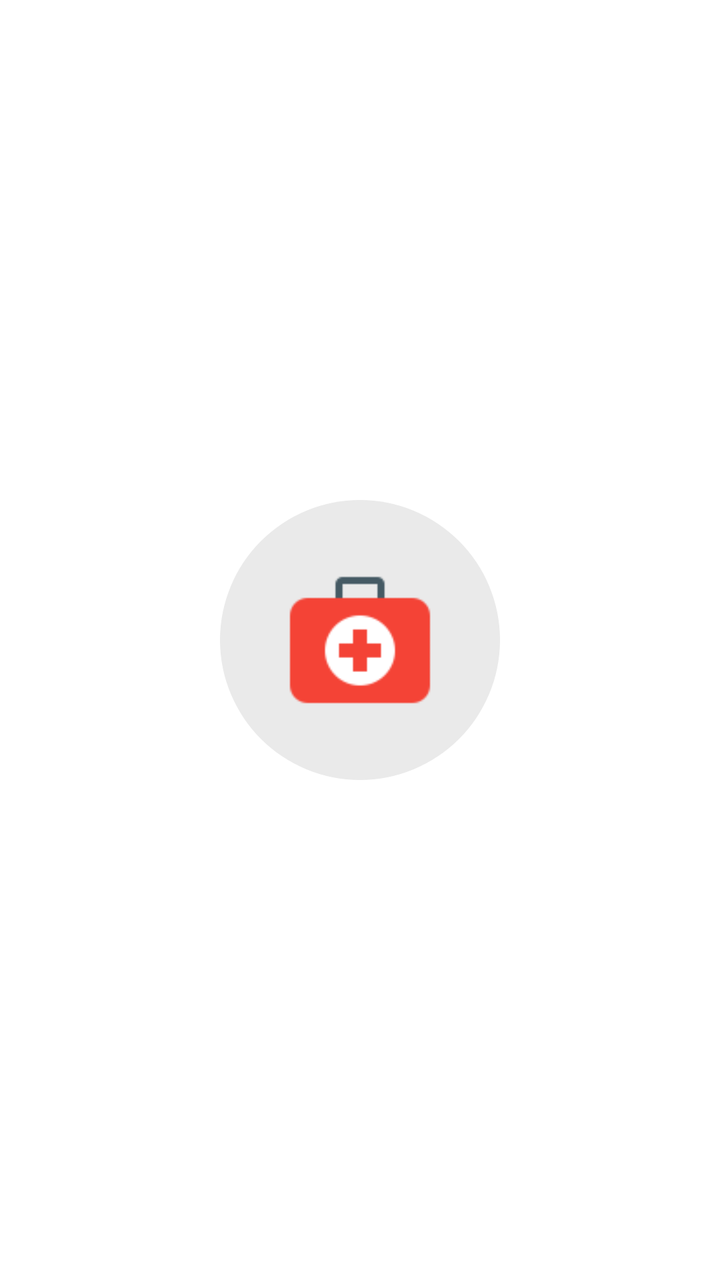
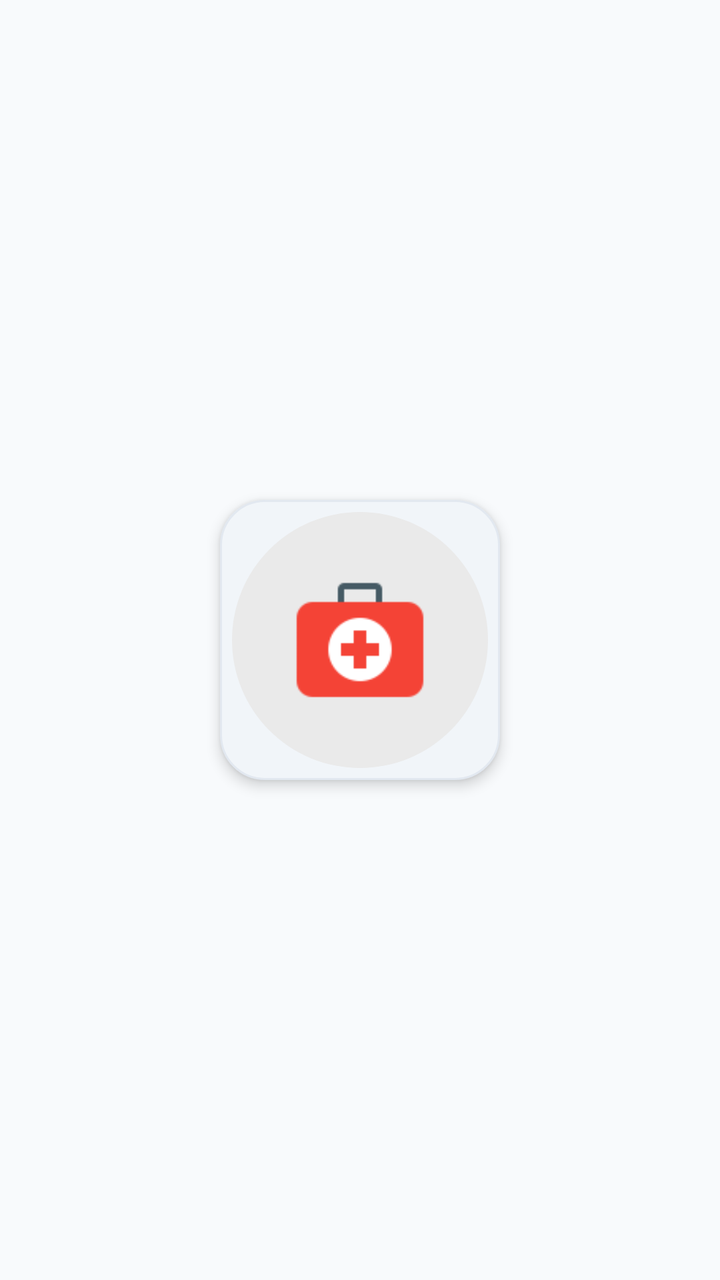

Screens rendered from an Android XML layout before and after an edit, with the pre-edit source and the edit as a unified diff.
<!-- AndroidManifest.xml: application theme Theme.Asclepius -->
<!-- res/layout/activity_splash.xml -->
<?xml version="1.0" encoding="utf-8"?>
<RelativeLayout xmlns:android="http://schemas.android.com/apk/res/android"
    xmlns:tools="http://schemas.android.com/tools"
    android:id="@+id/main"
    android:layout_width="match_parent"
    android:layout_height="match_parent"
    android:background="?attr/colorSurfaceContainerLowest"
    tools:context=".ui.SplashActivity">

    <ImageView
        android:layout_width="140dp"
        android:layout_height="140dp"
        android:layout_centerInParent="true"
        android:background="@drawable/rounded_shape"
        android:padding="28dp"
        android:src="@drawable/ic_medkit" />
</RelativeLayout>
<!-- resources referenced by this layout -->
<resources>
  <!-- drawable ic_medkit: png bitmap (drawable, 1234 bytes) -->
  <!-- drawable rounded_shape (drawable) -->
  <?xml version="1.0" encoding="utf-8"?>
  <shape xmlns:android="http://schemas.android.com/apk/res/android"
      android:shape="oval">
      <solid android:color="#EAEAEA"/>
  </shape>
  <style name="Theme.Asclepius" parent="Theme.Material3.DayNight.NoActionBar">
          
          
          <item name="android:colorControlNormal">#000000</item>
          <item name="android:popupMenuStyle">@style/roundedPopupMenu</item>
      </style>
  <style name="roundedPopupMenu" parent="Widget.Material3.PopupMenu">
          <item name="android:popupBackground">@drawable/custom_popup_background</item>
      </style>
  <!-- drawable custom_popup_background (drawable) -->
  <?xml version="1.0" encoding="UTF-8"?>
  <shape xmlns:android="http://schemas.android.com/apk/res/android">
      <solid android:color="?attr/colorSurface"/>
      <corners
          android:radius="16dp"/>
      <padding
          android:bottom="8dp"
          android:top="8dp"/>
  </shape>
</resources>

<!-- the commit's change to res/layout/activity_splash.xml (unified diff, before → after) -->
@@ -4,14 +4,24 @@
     android:id="@+id/main"
     android:layout_width="match_parent"
     android:layout_height="match_parent"
-    android:background="?attr/colorSurfaceContainerLowest"
+    android:background="@color/surface_canvas"
     tools:context=".ui.SplashActivity">
 
-    <ImageView
+    
+    <RelativeLayout
         android:layout_width="140dp"
         android:layout_height="140dp"
         android:layout_centerInParent="true"
-        android:background="@drawable/rounded_shape"
-        android:padding="28dp"
-        android:src="@drawable/ic_medkit" />
+        android:background="@drawable/bg_double_bezel_outer"
+        android:elevation="4dp"
+        android:padding="6dp">
+
+        <ImageView
+            android:layout_width="match_parent"
+            android:layout_height="match_parent"
+            android:background="@drawable/rounded_shape"
+            android:contentDescription="@string/app_name"
+            android:padding="26dp"
+            android:src="@drawable/ic_medkit" />
+    </RelativeLayout>
 </RelativeLayout>
<!-- resource entries referenced after the edit -->
@@ -1,5 +1,16 @@
 <!-- resources referenced by this layout -->
 <resources>
+  <color name="surface_canvas">#F8FAFC</color>
+  <!-- drawable bg_double_bezel_outer (drawable) -->
+  <?xml version="1.0" encoding="utf-8"?>
+  <shape xmlns:android="http://schemas.android.com/apk/res/android"
+      android:shape="rectangle">
+      <corners android:radius="22dp" />
+      <solid android:color="@color/surface_subtle" />
+      <stroke
+          android:width="1dp"
+          android:color="@color/surface_card_stroke" />
+  </shape>
   <!-- drawable ic_medkit: png bitmap (drawable, 1234 bytes) -->
   <!-- drawable rounded_shape (drawable) -->
   <?xml version="1.0" encoding="utf-8"?>
@@ -7,12 +18,15 @@
       android:shape="oval">
       <solid android:color="#EAEAEA"/>
   </shape>
+  <string name="app_name">Asclepius</string>
   <style name="Theme.Asclepius" parent="Theme.Material3.DayNight.NoActionBar">
           
           
           <item name="android:colorControlNormal">#000000</item>
           <item name="android:popupMenuStyle">@style/roundedPopupMenu</item>
       </style>
+  <color name="surface_subtle">#F1F5F9</color>
+  <color name="surface_card_stroke">#E2E8F0</color>
   <style name="roundedPopupMenu" parent="Widget.Material3.PopupMenu">
           <item name="android:popupBackground">@drawable/custom_popup_background</item>
       </style>
